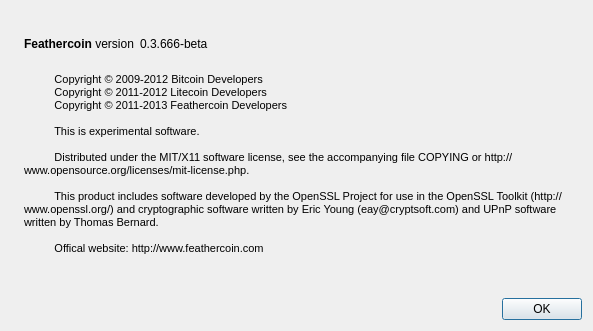
Before: the Qt Designer form src/qt/forms/aboutdialog.ui in goodwillcoin/GoodwillCoin, drawn with Qt 5.
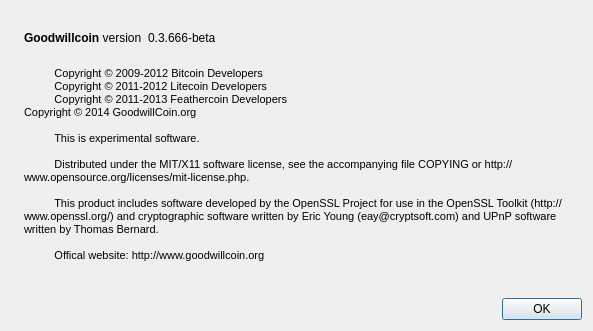
After: the same form once the commit is applied. Icons and pictures are not drawn.

The edit to the form file:
```diff
--- a/src/qt/forms/aboutdialog.ui
+++ b/src/qt/forms/aboutdialog.ui
@@ -50,7 +50,7 @@
           <cursorShape>IBeamCursor</cursorShape>
          </property>
          <property name="text">
-          <string>&lt;b&gt;Feathercoin&lt;/b&gt; version</string>
+          <string>&lt;b&gt;Goodwillcoin&lt;/b&gt; version</string>
          </property>
          <property name="textInteractionFlags">
           <set>Qt::LinksAccessibleByMouse|Qt::TextSelectableByKeyboard|Qt::TextSelectableByMouse</set>
@@ -102,6 +102,7 @@
 &lt;p style=&quot; margin-top:0px; margin-bottom:0px; margin-left:0px; margin-right:0px; -qt-block-indent:0; text-indent:0px;&quot;&gt;&lt;span style=&quot; font-size:8pt;&quot;&gt;          Copyright © 2009-2012 Bitcoin Developers&lt;/span&gt;&lt;/p&gt;
 &lt;p style=&quot; margin-top:0px; margin-bottom:0px; margin-left:0px; margin-right:0px; -qt-block-indent:0; text-indent:0px;&quot;&gt;&lt;span style=&quot; font-size:8pt;&quot;&gt;          Copyright © 2011-2012 Litecoin Developers&lt;/span&gt;&lt;/p&gt;
 &lt;p style=&quot; margin-top:0px; margin-bottom:0px; margin-left:0px; margin-right:0px; -qt-block-indent:0; text-indent:0px;&quot;&gt;&lt;span style=&quot; font-size:8pt;&quot;&gt;          Copyright © 2011-2013 Feathercoin Developers&lt;/span&gt;&lt;/p&gt;
+Copyright © 2014 GoodwillCoin.org&lt;/span&gt;&lt;/p&gt;
 &lt;p style=&quot;-qt-paragraph-type:empty; margin-top:0px; margin-bottom:0px; margin-left:0px; margin-right:0px; -qt-block-indent:0; text-indent:0px; font-size:8pt;&quot;&gt;&lt;/p&gt;
 &lt;p style=&quot; margin-top:0px; margin-bottom:0px; margin-left:0px; margin-right:0px; -qt-block-indent:0; text-indent:0px;&quot;&gt;&lt;span style=&quot; font-size:8pt;&quot;&gt;          This is experimental software.&lt;/span&gt;&lt;/p&gt;
 &lt;p style=&quot;-qt-paragraph-type:empty; margin-top:0px; margin-bottom:0px; margin-left:0px; margin-right:0px; -qt-block-indent:0; text-indent:0px; font-size:8pt;&quot;&gt;&lt;/p&gt;
@@ -109,7 +110,7 @@
 &lt;p style=&quot;-qt-paragraph-type:empty; margin-top:0px; margin-bottom:0px; margin-left:0px; margin-right:0px; -qt-block-indent:0; text-indent:0px; font-size:8pt;&quot;&gt;&lt;/p&gt;
 &lt;p style=&quot; margin-top:0px; margin-bottom:0px; margin-left:0px; margin-right:0px; -qt-block-indent:0; text-indent:0px;&quot;&gt;&lt;span style=&quot; font-size:8pt;&quot;&gt;          This product includes software developed by the OpenSSL Project for use in the OpenSSL Toolkit (http://www.openssl.org/) and cryptographic software written by Eric Young (eay@cryptsoft.com) and UPnP software written by Thomas Bernard.&lt;/span&gt;&lt;/p&gt;
 &lt;p style=&quot;-qt-paragraph-type:empty; margin-top:0px; margin-bottom:0px; margin-left:0px; margin-right:0px; -qt-block-indent:0; text-indent:0px; font-size:8pt;&quot;&gt;&lt;/p&gt;
-&lt;p style=&quot; margin-top:0px; margin-bottom:0px; margin-left:0px; margin-right:0px; -qt-block-indent:0; text-indent:0px;&quot;&gt;&lt;span style=&quot; font-size:8pt;&quot;&gt;          Offical website: http://www.feathercoin.com&lt;/span&gt;&lt;/p&gt;
+&lt;p style=&quot; margin-top:0px; margin-bottom:0px; margin-left:0px; margin-right:0px; -qt-block-indent:0; text-indent:0px;&quot;&gt;&lt;span style=&quot; font-size:8pt;&quot;&gt;          Offical website: http://www.goodwillcoin.org&lt;/span&gt;&lt;/p&gt;
 &lt;p style=&quot; margin-top:0px; margin-bottom:0px; margin-left:0px; margin-right:0px; -qt-block-indent:0; text-indent:0px;&quot;&gt;&lt;span style=&quot; font-size:8pt;&quot;&gt;        &lt;/span&gt;&lt;/p&gt;&lt;/body&gt;&lt;/html&gt;</string>
        </property>
        <property name="wordWrap">
```
Left out of the diff: 2 changed lines with no effect on the pictures.
